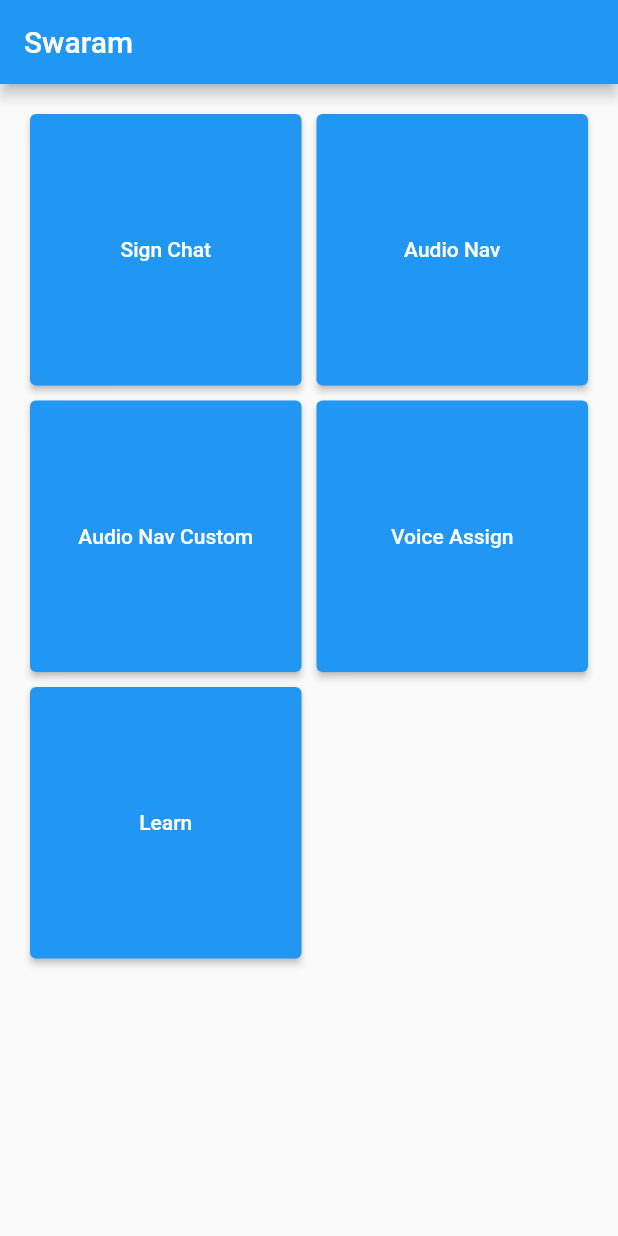
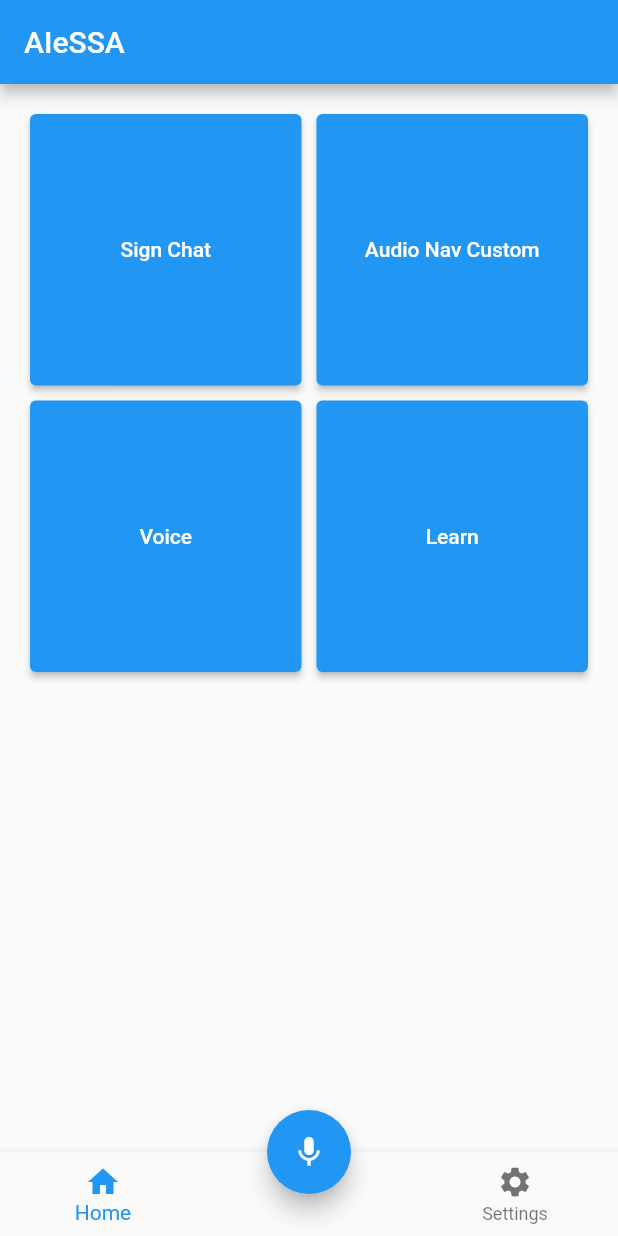
Before and after one commit to vishnuoum/AIeSSA, a Flutter app: the screen it shows after launch, on a phone screen of 412 x 824 dp. Run offline on Flutter 3.47's test engine with Material 2 defaults, Android fonts, the light colour scheme and no system bars; our stand-ins replace percent_indicator, speech_to_text; missing offline and left inert: noise_meter, text_to_speech, tflite_audio.

Commit message:
Added bottom nav bar

```diff
--- a/lib/pages/home.dart
+++ b/lib/pages/home.dart
@@ -8,13 +8,13 @@ class Home extends StatefulWidget {
 }
 
 class _HomeState extends State<Home> {
-  @override
-  Widget build(BuildContext context) {
-    return Scaffold(
-      appBar: AppBar(
-        title: Text("Swaram"),
-      ),
-      body: GridView.count(
+
+  int selectedIndex = 0;
+
+  bool recording = false;
+
+  Widget homeScreen(){
+    return GridView.count(
       primary: false,
       padding: const EdgeInsets.all(20),
       crossAxisSpacing: 10,
@@ -24,16 +24,72 @@ class _HomeState extends State<Home> {
         ElevatedButton(onPressed: (){
           Navigator.pushNamed(context, "/signChat");
         }, child: Text("Sign Chat")),
-          ElevatedButton(onPressed: (){
-            Navigator.pushNamed(context, "/audioNav");
-          }, child: Text("Audio Nav")),
+        // ElevatedButton(onPressed: (){
+        //   Navigator.pushNamed(context, "/audioNav");
+        // }, child: Text("Audio Nav")),
         ElevatedButton(onPressed: (){
           Navigator.pushNamed(context, "/audioNavCustom");
         }, child: Text("Audio Nav Custom")),
-          ElevatedButton(onPressed: (){}, child: Text("Voice Assign")),
+        ElevatedButton(onPressed: (){}, child: Text("Voice")),
         ElevatedButton(onPressed: (){}, child: Text("Learn")),
       ],
-      )
+    );
+  }
+  Widget settingsScreen(){
+    return ListView(
+      children: [
+        ListTile(title: Text("Settings"),onTap: (){},)
+      ],
+    );
+  }
+
+  void onTapItem(index){
+    if(index==1)
+      return;
+    setState(() {
+      selectedIndex = index;
+    });
+  }
+
+
+  @override
+  Widget build(BuildContext context) {
+
+
+    Color navbarSelect = Colors.blue;
+
+    return Scaffold(
+      appBar: AppBar(
+        title: Text("AIeSSA"),
+      ),
+      body: <Widget>[homeScreen(),SizedBox(),settingsScreen()][selectedIndex],
+      floatingActionButton: FloatingActionButton(
+        backgroundColor: recording?Colors.red:Colors.blue,
+        onPressed: (){
+          setState(() {
+            recording = ! recording;
+          });
+        },
+        child: Icon(Icons.mic),
+      ),
+      floatingActionButtonLocation: FloatingActionButtonLocation.centerDocked,
+      bottomNavigationBar: Theme(
+        data: ThemeData(
+          highlightColor: Colors.transparent,
+          splashColor: Colors.transparent
+        ),
+        child: BottomNavigationBar(
+          items: [
+            BottomNavigationBarItem(icon: Icon(Icons.home),label: "Home"),
+            BottomNavigationBarItem(icon: Icon(Icons.home,color: Colors.transparent,),label: "",tooltip: ""),
+            BottomNavigationBarItem(icon: Icon(Icons.settings),label: "Settings"),
+          ],
+          type: BottomNavigationBarType.fixed,
+          currentIndex: selectedIndex,
+          elevation: 5,
+          onTap: onTapItem,
+        ),
+      ),
     );
   }
 }
```
Lines whose indentation alone changed are shown as unchanged.
